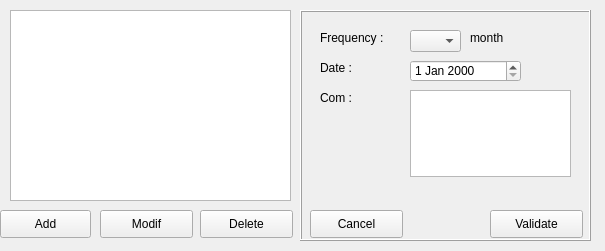
First picture: the form in UI/pm.ui, repository anselmia/pump, before the edit.
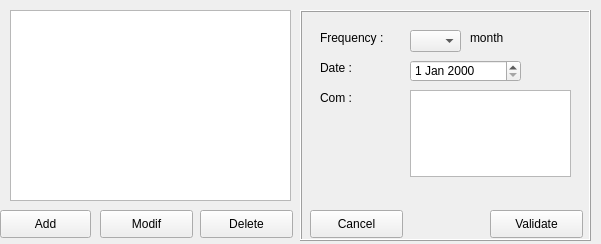
Second picture: the form after the edit.

Commit message: Updated main windows behavior

```diff
--- a/UI/pm.ui
+++ b/UI/pm.ui
@@ -6,8 +6,8 @@
    <rect>
     <x>0</x>
     <y>0</y>
-    <width>605</width>
-    <height>251</height>
+    <width>601</width>
+    <height>244</height>
    </rect>
   </property>
   <property name="windowTitle">
```
The commit also changes 2 other files.
